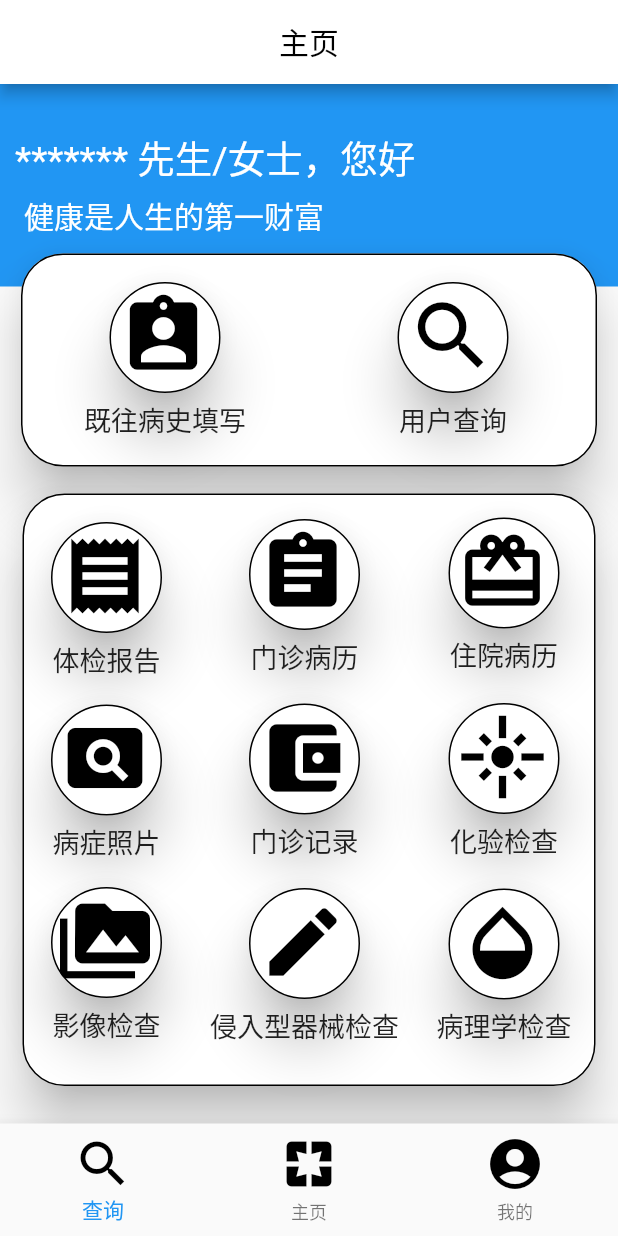
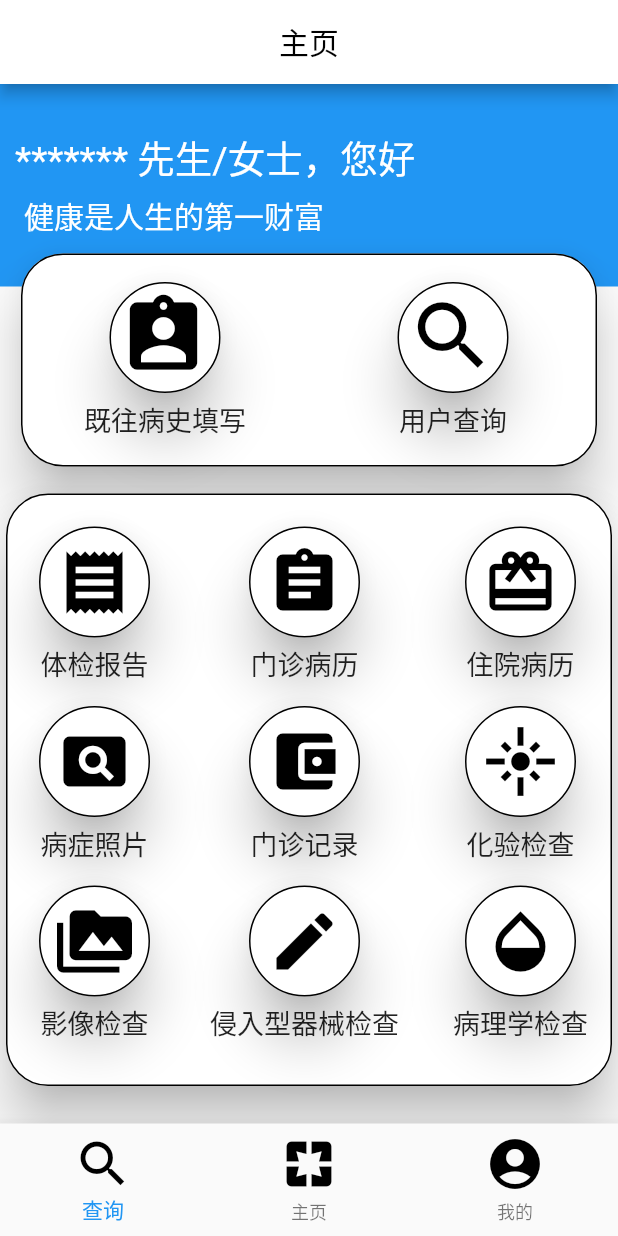
Before and after one commit to Dodoushu/ASECloudRecord, a Flutter app: the MainPage screen opened directly, on a phone screen of 412 x 824 dp. Run offline on Flutter 3.47's test engine with Material 2 defaults, Android fonts, the phone set to English and light mode, and no system bars; our stand-ins replace dio.

```diff
--- /dev/null
+++ b/lib/patient/BottomNavigationBar.dart
@@ -0,0 +1,14 @@
+import 'package:flutter/material.dart';
+
+class BottomNavigationBarClass{
+  BottomNavigationBar Create()
+  {
+    return  new BottomNavigationBar(
+    items:  <BottomNavigationBarItem>[
+    BottomNavigationBarItem(icon: Icon(Icons.search,color: Colors.black,size: 40,),title: Text('查询',style: TextStyle(fontSize: 22),)),
+    BottomNavigationBarItem(icon: Icon(Icons.pages,color: Colors.black,size: 40),title: Text('主页',style: TextStyle(fontSize: 22),)),
+    BottomNavigationBarItem(icon: Icon(Icons.account_circle,color: Colors.black,size: 40),title: Text('我的',style: TextStyle(fontSize: 22),))
+    ]
+    );
+  }
+}
--- a/lib/patient/MainFunctionPage.dart
+++ b/lib/patient/MainFunctionPage.dart
@@ -1,5 +1,5 @@
 import 'package:flutter/material.dart';
-
+import 'BottomNavigationBar.dart';
 void main() {
   runApp(new MaterialApp(
     title: '患者主功能页',
@@ -8,12 +8,12 @@ void main() {
 }
 
 class WidgetBulld {
+
   Expanded create(String text, IconData icondata) {
     return Expanded(
       child: new Container(
           child: Column(children: <Widget>[
-        new Stack(children: <Widget>[
-          SizedBox(
+          new SizedBox(
               height: 82,
               width: 82,
               child: Card(
@@ -21,20 +21,16 @@ class WidgetBulld {
                 shape: RoundedRectangleBorder(
                     borderRadius: BorderRadius.all(Radius.circular(100.0)),
                     side: BorderSide(width: 1.0)),
+                child:new Container(
+                    alignment: Alignment.center,
+                    child: Icon(
+                      icondata,
+                      size: 50,
+                      color: Colors.black,
+                    ))
               )),
           new Container(
-//                                                alignment: Alignment.center,
-              padding: EdgeInsets.all(10),
-              child: Icon(
-                icondata,
-                size: 60,
-                color: Colors.black,
-              ))
-        ]),
-        new Container(
-            child: Text(
-          text,
-          style: TextStyle(fontSize: 18),
+              child: Text(text, style: TextStyle(fontSize: 18),
         ))
       ])),
     );
@@ -44,7 +40,7 @@ class WidgetBulld {
 class MainPage extends StatelessWidget {
   //实例化
   WidgetBulld widgetbuild = new WidgetBulld();
-
+  BottomNavigationBarClass Bottom_NavigationBar = new BottomNavigationBarClass();
   @override
   Widget build(BuildContext context) {
     //背景蓝框及第一个功能选择条
@@ -175,14 +171,14 @@ class MainPage extends StatelessWidget {
                 side: BorderSide(width: 1.0)),
             child: Row(children: <Widget>[
               new Container(
-                  padding: EdgeInsets.all(15),
+                  padding: EdgeInsets.all(18),
                   child: Column(children: <Widget>[
                     widgetbuild.create("体检报告", Icons.receipt),
                     widgetbuild.create("病症照片", Icons.pageview),
                     widgetbuild.create("影像检查", Icons.perm_media),
                   ])),
               new Container(
-                padding: EdgeInsets.all(13),
+                padding: EdgeInsets.all(18),
                 child: Column(children: <Widget>[
                   widgetbuild.create("门诊病历", Icons.assignment),
                   widgetbuild.create("门诊记录", Icons.account_balance_wallet),
@@ -190,7 +186,7 @@ class MainPage extends StatelessWidget {
                 ]),
               ),
               new Container(
-                padding: EdgeInsets.all(12),
+                padding: EdgeInsets.all(18),
                 child: Column(children: <Widget>[
                   widgetbuild.create("住院病历", Icons.redeem),
                   widgetbuild.create("化验检查", Icons.flare),
@@ -210,33 +206,11 @@ class MainPage extends StatelessWidget {
         centerTitle: true,
         backgroundColor: Colors.white,
       ),
-      body: new Column(
-        children: <Widget>[stack, ChooseModel],
+      body: new ListView(
+        children:<Widget>[stack, ChooseModel]
       ),
-      bottomNavigationBar: BottomNavigationBar(items: <BottomNavigationBarItem>[
-        BottomNavigationBarItem(
-            icon: Icon(
-              Icons.search,
-              color: Colors.black,
-              size: 40,
-            ),
-            title: Text(
-              '查询',
-              style: TextStyle(fontSize: 22),
-            )),
-        BottomNavigationBarItem(
-            icon: Icon(Icons.pages, color: Colors.black, size: 40),
-            title: Text(
-              '主页',
-              style: TextStyle(fontSize: 22),
-            )),
-        BottomNavigationBarItem(
-            icon: Icon(Icons.account_circle, color: Colors.black, size: 40),
-            title: Text(
-              '我的',
-              style: TextStyle(fontSize: 22),
-            ))
-      ]),
+
+      bottomNavigationBar: Bottom_NavigationBar.Create(),
     );
   }
 }
```
Also changed, not shown: lib/patient/PastMedicalRecord.dart (+15 -13 lines), lib/patient/Setting.dart (added, +109 -0 lines), lib/patient/login.dart (added, +205 -0 lines), lib/patient/ChangePassword.dart (added).
